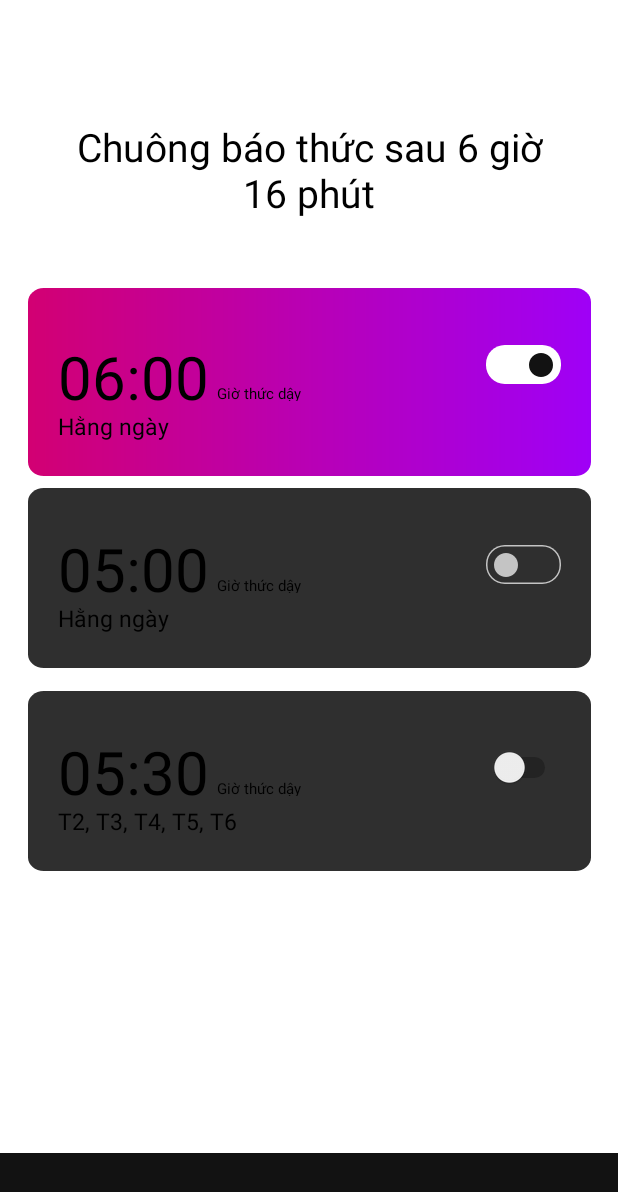
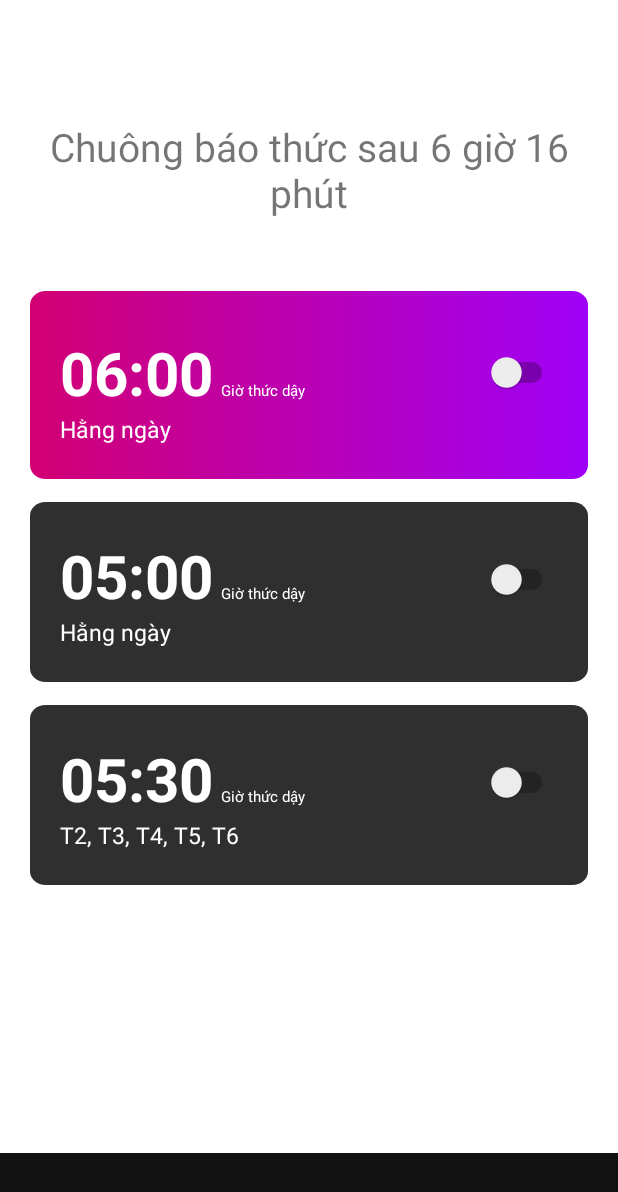
Before and after one commit to tranthihaiyen102/O.Oclock, an Android app: the screen it shows after launch (MainActivity), on a phone screen of 412 x 824 dp. Shown: the top 1192 px of the screen. Run offline under Robolectric (Android 15) with nearby library versions, the phone set to English and light mode, and no system bars.

Commit message:
sua giao dien

```diff
--- a/app/src/main/res/drawable/container1.xml
+++ b/app/src/main/res/drawable/container1.xml
@@ -38,12 +38,12 @@
                         >
 
                         <item
-                            android:color="#9F00F7"
+                            android:color="@color/purple"
                             android:offset="0"
                             />
 
                         <item
-                            android:color="#D20073"
+                            android:color="@color/pink"
                             android:offset="1"
                             />
 
--- a/app/src/main/res/drawable/container2.xml
+++ b/app/src/main/res/drawable/container2.xml
@@ -15,7 +15,7 @@
 
         <path
             android:pathData="M0 0V120H320V0"
-            android:fillColor="#2F2F2F"
+            android:fillColor="@color/dark_gray"
             />
 
     </group>
--- a/app/src/main/res/layout/activity_main.xml
+++ b/app/src/main/res/layout/activity_main.xml
@@ -9,8 +9,8 @@
 
     <TextView
         android:id="@+id/txt_message"
-        android:layout_width="330dp"
-        android:layout_height="64dp"
+        android:layout_width="0dp"
+        android:layout_height="wrap_content"
         android:layout_alignParentLeft="true"
         android:layout_alignParentTop="true"
         android:layout_marginStart="20dp"
@@ -18,7 +18,6 @@
         android:layout_marginEnd="20dp"
         android:gravity="center_horizontal|top"
         android:text="@string/txt_message"
-        android:textAppearance="@style/txt_message"
         android:textSize="26sp"
         app:layout_constraintEnd_toEndOf="parent"
         app:layout_constraintStart_toStartOf="parent"
@@ -27,7 +26,7 @@
 
     <View
         android:id="@+id/container1"
-        android:layout_width="375dp"
+        android:layout_width="0dp"
         android:layout_height="125dp"
         android:layout_alignParentLeft="true"
         android:layout_alignParentTop="true"
@@ -42,12 +41,12 @@
 
     <View
         android:id="@+id/container2"
-        android:layout_width="375dp"
+        android:layout_width="0dp"
         android:layout_height="120dp"
         android:layout_alignParentLeft="true"
         android:layout_alignParentTop="true"
         android:layout_marginStart="20dp"
-        android:layout_marginTop="8dp"
+        android:layout_marginTop="15dp"
         android:layout_marginEnd="20dp"
         android:background="@drawable/container2"
         app:layout_constraintEnd_toEndOf="parent"
@@ -56,7 +55,7 @@
 
     <View
         android:id="@+id/container3"
-        android:layout_width="375dp"
+        android:layout_width="0dp"
         android:layout_height="120dp"
         android:layout_alignParentLeft="true"
         android:layout_alignParentTop="true"
@@ -71,171 +70,107 @@
     <TextView
         android:id="@+id/txt_gio"
         android:layout_width="wrap_content"
-        android:layout_height="49dp"
+        android:layout_height="wrap_content"
         android:layout_alignParentLeft="true"
         android:layout_alignParentTop="true"
         android:layout_marginStart="20dp"
         android:layout_marginBottom="44dp"
         android:gravity="top"
         android:text="@string/txt_gio"
-        android:textAppearance="@style/txt_gio"
+        android:textColor="@color/white"
         android:textSize="40sp"
+        android:textStyle="bold"
         app:layout_constraintBottom_toBottomOf="@+id/container1"
         app:layout_constraintStart_toStartOf="@+id/container1" />
 
     <TextView
         android:id="@+id/txt_label"
-        android:layout_width="64dp"
-        android:layout_height="12dp"
+        android:layout_width="wrap_content"
+        android:layout_height="wrap_content"
+        android:layout_alignParentLeft="true"
+        android:layout_alignParentTop="true"
+        android:layout_marginStart="5dp"
+        android:gravity="top"
+        android:text="@string/txt_label"
+        android:textColor="@color/white"
+        android:textSize="10sp"
+        app:layout_constraintStart_toEndOf="@+id/txt_gio"
+        app:layout_constraintBaseline_toBaselineOf="@+id/txt_gio"
+        tools:layout_editor_absoluteY="253dp" />
+
+    <TextView
+        android:id="@+id/txt_lap"
+        android:layout_width="wrap_content"
+        android:layout_height="wrap_content"
+        android:layout_alignParentLeft="true"
+        android:layout_alignParentTop="true"
+        android:layout_marginStart="20dp"
+        android:gravity="top"
+        android:text="@string/txt_lap"
+        android:textColor="@color/white"
+        android:textSize="15sp"
+        app:layout_constraintStart_toStartOf="@+id/container1"
+        app:layout_constraintTop_toBottomOf="@+id/txt_gio" />
+
+    <TextView
+        android:id="@+id/txt_gio_1"
+        android:layout_width="wrap_content"
+        android:layout_height="wrap_content"
+        android:layout_alignParentLeft="true"
+        android:layout_alignParentTop="true"
+        android:layout_marginStart="20dp"
+        android:layout_marginBottom="44dp"
+        android:gravity="top"
+        android:text="@string/txt_gio_1"
+        android:textSize="40sp"
+        android:textColor="@color/white"
+        android:textStyle="bold"
+        app:layout_constraintBottom_toBottomOf="@+id/container2"
+        app:layout_constraintStart_toStartOf="@+id/container2" />
+
+
+    <TextView
+        android:id="@+id/txt_lap_1"
+        android:layout_width="wrap_content"
+        android:layout_height="wrap_content"
+        android:layout_alignParentLeft="true"
+        android:layout_alignParentTop="true"
+        android:layout_marginStart="20dp"
+        android:gravity="top"
+        android:text="@string/txt_lap"
+        android:textSize="15sp"
+        android:textColor="@color/white"
+        app:layout_constraintStart_toStartOf="@+id/container2"
+        app:layout_constraintTop_toBottomOf="@+id/txt_gio_1" />
+
+    <TextView
+        android:id="@+id/txt_label_1"
+        android:layout_width="wrap_content"
+        android:layout_height="wrap_content"
         android:layout_alignParentLeft="true"
         android:layout_alignParentTop="true"
         android:layout_marginStart="5dp"
         android:layout_marginBottom="50dp"
         android:gravity="top"
         android:text="@string/txt_label"
-        android:textAppearance="@style/txt_label"
         android:textSize="10sp"
-        app:layout_constraintBottom_toBottomOf="@+id/container1"
-        app:layout_constraintStart_toEndOf="@+id/txt_gio" />
-
-    <TextView
-        android:id="@+id/txt_lap"
-        android:layout_width="85dp"
-        android:layout_height="wrap_content"
-        android:layout_alignParentLeft="true"
-        android:layout_alignParentTop="true"
-        android:layout_marginStart="20dp"
-        android:gravity="top"
-        android:text="@string/txt_lap"
-        android:textAppearance="@style/txt_lap"
-        android:textSize="15sp"
-        app:layout_constraintStart_toStartOf="@+id/container1"
-        app:layout_constraintTop_toBottomOf="@+id/txt_gio" />
-
-    <View
-        android:id="@+id/rectangle_2"
-        android:layout_width="50dp"
-        android:layout_height="26dp"
-        android:layout_alignParentLeft="true"
-        android:layout_alignParentTop="true"
-        android:layout_alignParentRight="true"
-        android:layout_alignParentBottom="true"
-        android:layout_marginTop="38dp"
-        android:layout_marginEnd="20dp"
-        android:layout_marginBottom="56dp"
-        android:background="@drawable/rectangle_2"
-        app:layout_constraintBottom_toBottomOf="@+id/container1"
-        app:layout_constraintEnd_toEndOf="@+id/container1"
-        app:layout_constraintTop_toTopOf="@+id/container1"
-        app:layout_constraintVertical_bias="0.0" />
-
-    <View
-        android:id="@+id/ellipse_2"
-        android:layout_width="16dp"
-        android:layout_height="16dp"
-        android:layout_alignParentLeft="true"
-        android:layout_alignParentTop="true"
-        android:layout_alignParentRight="true"
-        android:layout_alignParentBottom="true"
-        android:layout_marginTop="5dp"
-        android:layout_marginEnd="5dp"
-        android:layout_marginBottom="5dp"
-        android:background="@drawable/ellipse_2"
-        app:layout_constraintBottom_toBottomOf="@+id/rectangle_2"
-        app:layout_constraintEnd_toEndOf="@+id/rectangle_2"
-        app:layout_constraintTop_toTopOf="@+id/rectangle_2" />
-
-
-    <TextView
-        android:id="@+id/txt_gio_1"
-        android:layout_width="wrap_content"
-        android:layout_height="49dp"
-        android:layout_alignParentLeft="true"
-        android:layout_alignParentTop="true"
-        android:layout_marginStart="20dp"
-        android:layout_marginBottom="44dp"
-        android:gravity="top"
-        android:text="@string/txt_gio_1"
-        android:textAppearance="@style/txt_gio_1"
-        android:textSize="40sp"
-        app:layout_constraintBottom_toBottomOf="@+id/container2"
-        app:layout_constraintStart_toStartOf="@+id/container2" />
-
-
-    <TextView
-        android:id="@+id/txt_lap_1"
-        android:layout_width="85dp"
-        android:layout_height="wrap_content"
-        android:layout_alignParentLeft="true"
-        android:layout_alignParentTop="true"
-        android:layout_marginStart="20dp"
-        android:gravity="top"
-        android:text="@string/txt_lap"
-        android:textAppearance="@style/txt_lap_1"
-        android:textSize="15sp"
-        app:layout_constraintStart_toStartOf="@+id/container2"
-        app:layout_constraintTop_toBottomOf="@+id/txt_gio_1" />
-
-    <TextView
-        android:id="@+id/txt_label_1"
-        android:layout_width="64dp"
-        android:layout_height="12dp"
-        android:layout_alignParentLeft="true"
-        android:layout_alignParentTop="true"
-        android:layout_marginStart="5dp"
-        android:layout_marginBottom="50dp"
-        android:gravity="top"
-        android:text="@string/txt_label"
-        android:textAppearance="@style/txt_label_1"
-        android:textSize="10sp"
-        app:layout_constraintBottom_toBottomOf="@+id/container2"
+        android:textColor="@color/white"
+        app:layout_constraintBaseline_toBaselineOf="@+id/txt_gio_1"
         app:layout_constraintStart_toEndOf="@+id/txt_gio_1" />
-
-
-    <View
-        android:id="@+id/rectangle_1"
-        android:layout_width="50dp"
-        android:layout_height="26dp"
-        android:layout_alignParentLeft="true"
-        android:layout_alignParentTop="true"
-        android:layout_alignParentRight="true"
-        android:layout_alignParentBottom="true"
-        android:layout_marginTop="38dp"
-        android:layout_marginEnd="20dp"
-        android:layout_marginBottom="56dp"
-        android:background="@drawable/rectangle_1"
-        app:layout_constraintBottom_toBottomOf="@+id/container2"
-        app:layout_constraintEnd_toEndOf="@+id/container2"
-        app:layout_constraintTop_toTopOf="@+id/container2" />
-
-
-    <View
-        android:id="@+id/ellipse_1"
-        android:layout_width="16dp"
-        android:layout_height="16dp"
-        android:layout_alignParentLeft="true"
-        android:layout_alignParentTop="true"
-        android:layout_alignParentRight="true"
-        android:layout_alignParentBottom="true"
-        android:layout_marginStart="5dp"
-        android:background="@drawable/ellipse_1"
-        app:layout_constraintBottom_toBottomOf="@+id/rectangle_1"
-        app:layout_constraintStart_toStartOf="@+id/rectangle_1"
-        app:layout_constraintTop_toTopOf="@+id/rectangle_1" />
-
 
     <TextView
         android:id="@+id/txt_gio_2"
         android:layout_width="wrap_content"
-        android:layout_height="49dp"
+        android:layout_height="wrap_content"
         android:layout_alignParentLeft="true"
         android:layout_alignParentTop="true"
         android:layout_marginStart="20dp"
         android:layout_marginBottom="44dp"
         android:gravity="top"
         android:text="@string/txt_gio_2"
-        android:textAppearance="@style/txt_gio_1"
         android:textSize="40sp"
+        android:textColor="@color/white"
+        android:textStyle="bold"
         app:layout_constraintBottom_toBottomOf="@+id/container3"
         app:layout_constraintStart_toStartOf="@+id/container3" />
 
@@ -249,95 +184,26 @@
         android:layout_marginStart="20dp"
         android:gravity="top"
         android:text="@string/txt_lap_1"
-        android:textAppearance="@style/txt_lap_1"
         android:textSize="15sp"
+        android:textColor="@color/white"
         app:layout_constraintStart_toStartOf="@+id/container3"
         app:layout_constraintTop_toBottomOf="@+id/txt_gio_2" />
 
 
     <TextView
         android:id="@+id/txt_label_2"
-        android:layout_width="64dp"
-        android:layout_height="12dp"
+        android:layout_width="wrap_content"
+        android:layout_height="wrap_content"
         android:layout_alignParentLeft="true"
         android:layout_alignParentTop="true"
         android:layout_marginStart="5dp"
         android:layout_marginBottom="50dp"
         android:gravity="top"
         android:text="@string/txt_label"
-        android:textAppearance="@style/txt_label"
         android:textSize="10sp"
-        app:layout_constraintBottom_toBottomOf="@+id/container3"
+        android:textColor="@color/white"
+        app:layout_constraintBaseline_toBaselineOf="@+id/txt_gio_2"
         app:layout_constraintStart_toEndOf="@+id/txt_gio_2" />
-
-
-<!--    <View-->
-<!--        android:id="@+id/rectangle_3"-->
-<!--        android:layout_width="50dp"-->
-<!--        android:layout_height="26dp"-->
-<!--        android:layout_alignParentLeft="true"-->
-<!--        android:layout_alignParentTop="true"-->
-<!--        android:layout_alignParentRight="true"-->
-<!--        android:layout_alignParentBottom="true"-->
-<!--        android:layout_marginTop="38dp"-->
-<!--        android:layout_marginEnd="20dp"-->
-<!--        android:layout_marginBottom="56dp"-->
-<!--        android:background="@drawable/rectangle_1"-->
-<!--        app:layout_constraintBottom_toBottomOf="@+id/container3"-->
-<!--        app:layout_constraintEnd_toEndOf="@+id/container3"-->
-<!--        app:layout_constraintTop_toTopOf="@+id/container3" />-->
-
-
-<!--    <View-->
-<!--        android:id="@+id/ellipse_3"-->
-<!--        android:layout_width="16dp"-->
-<!--        android:layout_height="16dp"-->
-<!--        android:layout_alignParentLeft="true"-->
-<!--        android:layout_alignParentTop="true"-->
-<!--        android:layout_alignParentRight="true"-->
-<!--        android:layout_alignParentBottom="true"-->
-<!--        android:layout_marginStart="5dp"-->
-<!--        android:layout_marginTop="5dp"-->
-<!--        android:layout_marginBottom="5dp"-->
-<!--        android:background="@drawable/ellipse_1"-->
-<!--        app:layout_constraintBottom_toBottomOf="@+id/rectangle_3"-->
-<!--        app:layout_constraintStart_toStartOf="@+id/rectangle_3"-->
-<!--        app:layout_constraintTop_toTopOf="@+id/rectangle_3" />-->
-
-
-<!--    <View-->
-<!--        android:id="@+id/ellipse_4"-->
-<!--        android:layout_width="60dp"-->
-<!--        android:layout_height="60dp"-->
-<!--        android:layout_alignParentLeft="true"-->
-<!--        android:layout_alignParentTop="true"-->
-<!--        android:layout_alignParentRight="true"-->
-<!--        android:layout_alignParentBottom="true"-->
-<!--        android:layout_marginBottom="50dp"-->
-<!--        android:background="@drawable/ellipse_3"-->
-<!--        app:layout_constraintBottom_toTopOf="@+id/menu_tab_da"-->
-<!--        app:layout_constraintEnd_toEndOf="parent"-->
-<!--        app:layout_constraintStart_toStartOf="parent" />-->
-
-
-<!--    <TextView-->
-<!--        android:id="@+id/some_id"-->
-<!--        android:layout_width="wrap_content"-->
-<!--        android:layout_height="wrap_content"-->
-<!--        android:layout_alignParentLeft="true"-->
-<!--        android:layout_alignParentTop="true"-->
-<!--        android:layout_alignParentRight="true"-->
-<!--        android:layout_alignParentBottom="true"-->
-<!--        android:gravity="center_horizontal|top"-->
-<!--        android:text="+"-->
-<!--        android:textAppearance="@style/some_id"-->
-<!--        android:textSize="65sp"-->
-<!--        app:layout_constraintBottom_toBottomOf="@+id/ellipse_4"-->
-<!--        app:layout_constraintEnd_toEndOf="@+id/ellipse_4"-->
-<!--        app:layout_constraintStart_toStartOf="@+id/ellipse_4"-->
-<!--        app:layout_constraintTop_toTopOf="@+id/ellipse_4"-->
-<!--        app:layout_constraintVertical_bias="0.66999996" />-->
-
 
     <RelativeLayout
         android:id="@+id/menu_tab_da"
@@ -353,8 +219,30 @@
 
     <Switch
         android:id="@+id/switch1"
-        android:layout_width="wrap_content"
-        android:layout_height="wrap_content"
+        android:layout_width="48dp"
+        android:layout_height="48dp"
+        android:layout_marginTop="38dp"
+        android:layout_marginEnd="20dp"
+        android:layout_marginBottom="56dp"
+        app:layout_constraintBottom_toBottomOf="@+id/container1"
+        app:layout_constraintEnd_toEndOf="@+id/container1"
+        app:layout_constraintTop_toTopOf="@+id/container1" />
+
+    <Switch
+        android:id="@+id/switch2"
+        android:layout_width="48dp"
+        android:layout_height="48dp"
+        android:layout_marginTop="38dp"
+        android:layout_marginEnd="20dp"
+        android:layout_marginBottom="56dp"
+        app:layout_constraintBottom_toBottomOf="@+id/container2"
+        app:layout_constraintEnd_toEndOf="@+id/container2"
+        app:layout_constraintTop_toTopOf="@+id/container2" />
+
+    <Switch
+        android:id="@+id/switch3"
+        android:layout_width="48dp"
+        android:layout_height="48dp"
         android:layout_marginTop="38dp"
         android:layout_marginEnd="20dp"
         android:layout_marginBottom="56dp"
--- a/app/src/main/res/values-night/themes.xml
+++ b/app/src/main/res/values-night/themes.xml
@@ -2,12 +2,12 @@
     <!-- Base application theme. -->
     <style name="Theme.OOclock" parent="Theme.MaterialComponents.DayNight.NoActionBar">
         <!-- Primary brand color. -->
-        <item name="colorPrimary">@color/purple_200</item>
-        <item name="colorPrimaryVariant">@color/purple_700</item>
+        <item name="colorPrimary">@color/purple</item>
+        <item name="colorPrimaryVariant">@color/dark_gray</item>
         <item name="colorOnPrimary">@color/black</item>
         <!-- Secondary brand color. -->
-        <item name="colorSecondary">@color/teal_200</item>
-        <item name="colorSecondaryVariant">@color/teal_200</item>
+        <item name="colorSecondary">@color/white</item>
+        <item name="colorSecondaryVariant">@color/light_gray</item>
         <item name="colorOnSecondary">@color/black</item>
         <!-- Status bar color. -->
         <item name="android:statusBarColor" tools:targetApi="l">?attr/colorPrimaryVariant</item>
--- a/app/src/main/res/values/colors.xml
+++ b/app/src/main/res/values/colors.xml
@@ -1,10 +1,9 @@
 <?xml version="1.0" encoding="utf-8"?>
 <resources>
-    <color name="purple_200">#FFBB86FC</color>
-    <color name="purple_500">#FF6200EE</color>
-    <color name="purple_700">#FF3700B3</color>
-    <color name="teal_200">#FF03DAC5</color>
-    <color name="teal_700">#FF018786</color>
-    <color name="black">#FF000000</color>
+    <color name="purple">#9F00F7</color>
+    <color name="dark_gray">#2F2F2F</color>
+    <color name="pink">#D20073</color>
+    <color name="light_gray">#C4C4C4</color>
+    <color name="black">#121212</color>
     <color name="white">#FFFFFFFF</color>
 </resources>
--- a/app/src/main/res/values/themes.xml
+++ b/app/src/main/res/values/themes.xml
@@ -2,12 +2,12 @@
     <!-- Base application theme. -->
     <style name="Theme.OOclock" parent="Theme.MaterialComponents.DayNight.NoActionBar">
         <!-- Primary brand color. -->
-        <item name="colorPrimary">@color/purple_500</item>
-        <item name="colorPrimaryVariant">@color/purple_700</item>
-        <item name="colorOnPrimary">@color/white</item>
+        <item name="colorPrimary">@color/purple</item>
+        <item name="colorPrimaryVariant">@color/dark_gray</item>
+        <item name="colorOnPrimary">@color/black</item>
         <!-- Secondary brand color. -->
-        <item name="colorSecondary">@color/teal_200</item>
-        <item name="colorSecondaryVariant">@color/teal_700</item>
+        <item name="colorSecondary">@color/white</item>
+        <item name="colorSecondaryVariant">@color/light_gray</item>
         <item name="colorOnSecondary">@color/black</item>
         <!-- Status bar color. -->
         <item name="android:statusBarColor" tools:targetApi="l">?attr/colorPrimaryVariant</item>
```
